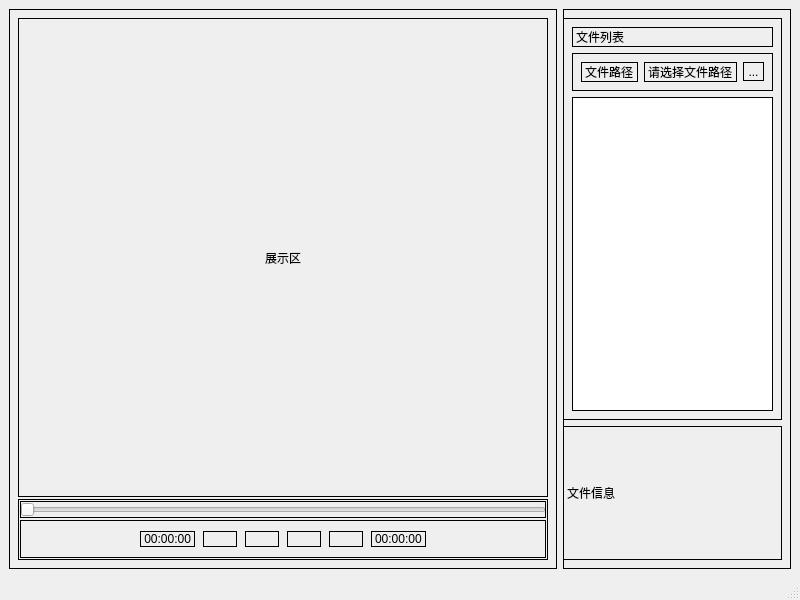
First picture: the form in mainwindow.ui, repository Liucxiong/Player, before the edit.
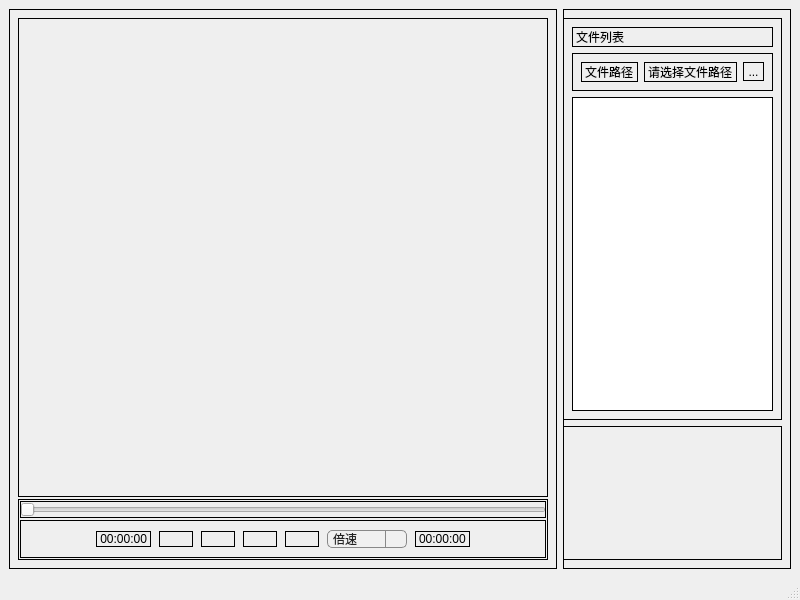
Second picture: the form after the edit. Icons and pictures are not drawn.

Commit message: 界面更改，新增倍速

Diff of the .ui file:
```diff
--- a/mainwindow.ui
+++ b/mainwindow.ui
@@ -19,6 +19,12 @@
     <verstretch>0</verstretch>
    </sizepolicy>
   </property>
+  <property name="maximumSize">
+   <size>
+    <width>1000</width>
+    <height>600</height>
+   </size>
+  </property>
   <property name="windowTitle">
    <string>VideoPlayer</string>
   </property>
@@ -123,7 +129,7 @@
          <item>
           <widget class="QLabel" name="label_2">
            <property name="text">
-            <string>文件信息</string>
+            <string/>
            </property>
            <property name="alignment">
             <set>Qt::AlignLeading|Qt::AlignLeft|Qt::AlignVCenter</set>
@@ -154,7 +160,7 @@
        <item>
         <widget class="QLabel" name="label">
          <property name="text">
-          <string>展示区</string>
+          <string/>
          </property>
          <property name="alignment">
           <set>Qt::AlignCenter</set>
@@ -344,6 +350,103 @@
                </property>
               </widget>
              </item>
+             <item>
+              <widget class="QComboBox" name="comboBox">
+               <property name="enabled">
+                <bool>true</bool>
+               </property>
+               <property name="toolTip">
+                <string>倍速</string>
+               </property>
+               <property name="styleSheet">
+                <string notr="true">QComboBox {
+    border: 1px solid #888888;
+    border-radius: 5px;
+    padding-left: 5px;
+    padding-right: 20px; /* 给下拉箭头留空间 */
+    background-color: #f0f0f0;
+    font: 10pt &quot;Segoe UI&quot;;
+    color: #222222;
+}
+
+QComboBox:hover {
+    border: 1px solid #3399FF;
+    background-color: #e0f0ff;
+}
+
+QComboBox::drop-down {
+    width: 20px;
+    border-left: 1px solid #888888;
+}
+
+QComboBox QAbstractItemView {
+    background-color: #ffffff;
+    selection-background-color: #3399FF;
+    selection-color: #ffffff;
+    padding: 5px;
+}
+</string>
+               </property>
+               <property name="editable">
+                <bool>false</bool>
+               </property>
+               <property name="currentText">
+                <string/>
+               </property>
+               <property name="currentIndex">
+                <number>-1</number>
+               </property>
+               <property name="sizeAdjustPolicy">
+                <enum>QComboBox::AdjustToContents</enum>
+               </property>
+               <property name="placeholderText">
+                <string>倍速</string>
+               </property>
+               <property name="duplicatesEnabled">
+                <bool>false</bool>
+               </property>
+               <item>
+                <property name="text">
+                 <string>0.25x</string>
+                </property>
+               </item>
+               <item>
+                <property name="text">
+                 <string>0.5x</string>
+                </property>
+               </item>
+               <item>
+                <property name="text">
+                 <string>0.75x</string>
+                </property>
+               </item>
+               <item>
+                <property name="text">
+                 <string>1.0x</string>
+                </property>
+               </item>
+               <item>
+                <property name="text">
+                 <string>1.25x</string>
+                </property>
+               </item>
+               <item>
+                <property name="text">
+                 <string>1.5x</string>
+                </property>
+               </item>
+               <item>
+                <property name="text">
+                 <string>2.0x</string>
+                </property>
+               </item>
+               <item>
+                <property name="text">
+                 <string>3.0x</string>
+                </property>
+               </item>
+              </widget>
+             </item>
              <item>
               <widget class="QLabel" name="label_7">
                <property name="sizePolicy">
```
Left out of the diff: 14 changed lines with no effect on the pictures.
